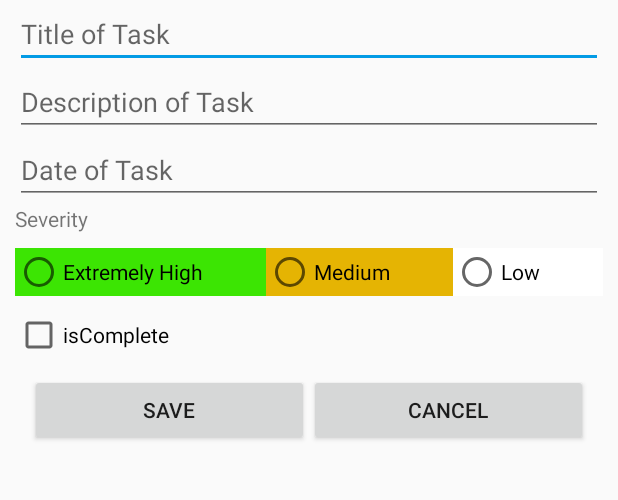
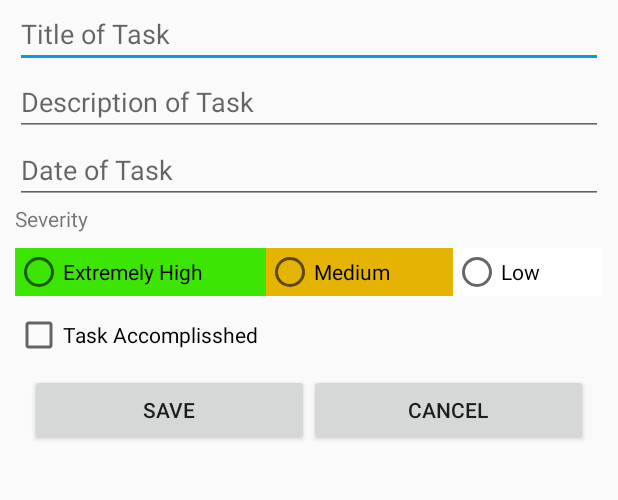
Before and after one commit to samiksharupakheti/Finalapp, an Android app: the EditTodoFragment screen opened directly, with no data from a screen before it, on a phone screen of 412 x 824 dp, the part 128-628 px from its top. Run offline under Robolectric (Android 15) with nearby library versions, the phone set to English and light mode, and no system bars; our stand-ins replace Room's generated code.

```diff
--- a/app/src/main/res/values/strings.xml
+++ b/app/src/main/res/values/strings.xml
@@ -30,7 +30,7 @@
     <string name="edit_high">Extremely High</string>
     <string name="edit_medium">Medium</string>
     <string name="edit_low">Low</string>
-    <string name="edit_isComplete">isComplete</string>
+    <string name="edit_isComplete">Task Accomplisshed</string>
     <string name="edit_save">Save</string>
     <string name="edit_cancel_prompt">Do you desire to return to home screen?</string>
     <string name="edit_update">Update</string>
```
